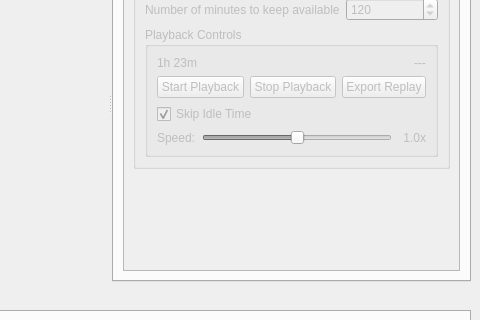
Above: mousetracks2/gui/ui/layout.ui from huntfx/MouseTracks before the change; both pictures show x 580 to 1060 and y 104 to 424 of the 1060 by 613 pixel window. Below: the same form after it.
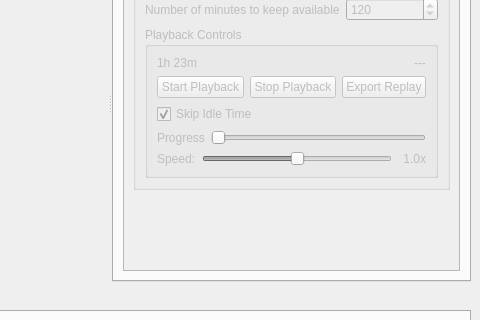
That is the form after the change. The open tabs and pages were chosen to show the change. Custom widgets are drawn as their Qt base class.

Commit message: Show playback progress

What changed in the file:
```diff
--- a/mousetracks2/gui/ui/layout.ui
+++ b/mousetracks2/gui/ui/layout.ui
@@ -2232,6 +2232,33 @@
                       </property>
                      </widget>
                     </item>
+                    <item>
+                     <layout class="QHBoxLayout" name="horizontalLayout_15">
+                      <item>
+                       <widget class="QLabel" name="label_37">
+                        <property name="text">
+                         <string>Progress</string>
+                        </property>
+                        <property name="buddy">
+                         <cstring>playback_progress</cstring>
+                        </property>
+                       </widget>
+                      </item>
+                      <item>
+                       <widget class="QSlider" name="playback_progress">
+                        <property name="enabled">
+                         <bool>false</bool>
+                        </property>
+                        <property name="maximum">
+                         <number>1000</number>
+                        </property>
+                        <property name="orientation">
+                         <enum>Qt::Orientation::Horizontal</enum>
+                        </property>
+                       </widget>
+                      </item>
+                     </layout>
+                    </item>
                     <item>
                      <layout class="QHBoxLayout" name="horizontalLayout_11">
                       <item>
```
The commit also changes 5 other files.
